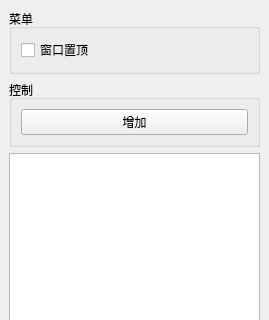
Before: the Qt Designer form code/ui/bodywindow.ui in beiklive/copypanel, drawn with Qt 5; both pictures show x 0 to 269 and y 0 to 320 of the 269 by 660 pixel window.
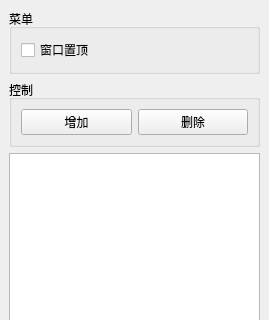
After: the same form once the commit is applied.

Commit message: 添加程序图标，添加删除功能

Patch:
```diff
--- a/code/ui/bodywindow.ui
+++ b/code/ui/bodywindow.ui
@@ -46,6 +46,13 @@
            </property>
           </widget>
          </item>
+         <item>
+          <widget class="QPushButton" name="Del_btn">
+           <property name="text">
+            <string>删除</string>
+           </property>
+          </widget>
+         </item>
         </layout>
        </widget>
       </item>
```
The commit also changes 5 other files.
